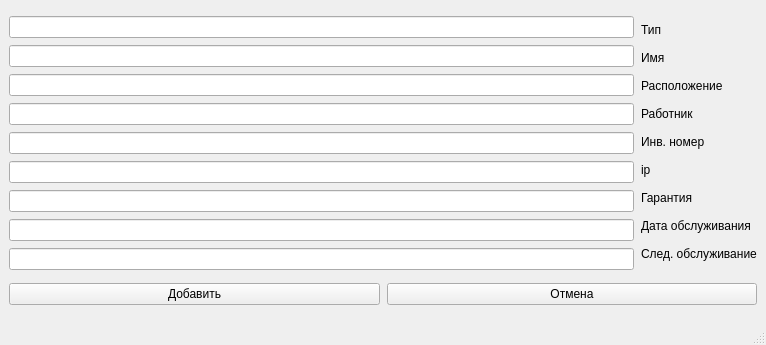
The window that forms/Ui_add.ui (Hitsonn/Bond) describes before a commit, drawn with Qt 5.
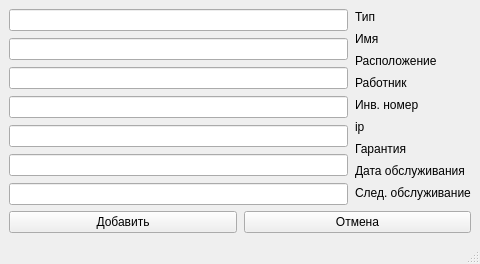
The same window after the commit.

What changed in the file:
```diff
--- a/forms/Ui_add.ui
+++ b/forms/Ui_add.ui
@@ -6,8 +6,8 @@
    <rect>
     <x>0</x>
     <y>0</y>
-    <width>766</width>
-    <height>345</height>
+    <width>480</width>
+    <height>249</height>
    </rect>
   </property>
   <property name="windowTitle">
@@ -49,12 +49,6 @@
         <item>
          <widget class="QLineEdit" name="warranty_edt"/>
         </item>
-        <item>
-         <widget class="QLineEdit" name="servece_edt"/>
-        </item>
-        <item>
-         <widget class="QLineEdit" name="next_edt"/>
-        </item>
        </layout>
       </item>
       <item>
```
